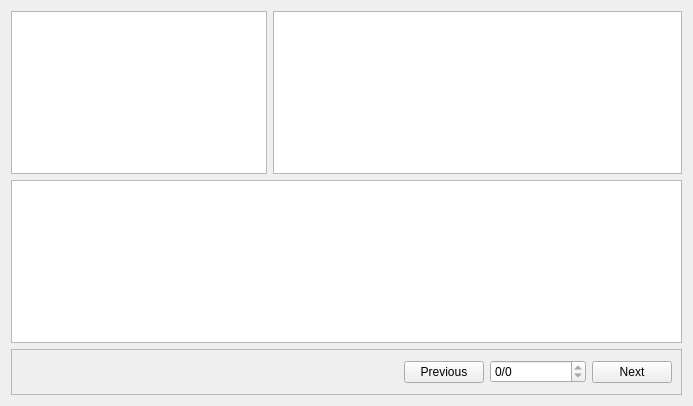
daqt/daqt, file ui/widgets/ConnectionTab.ui: the form before one commit.
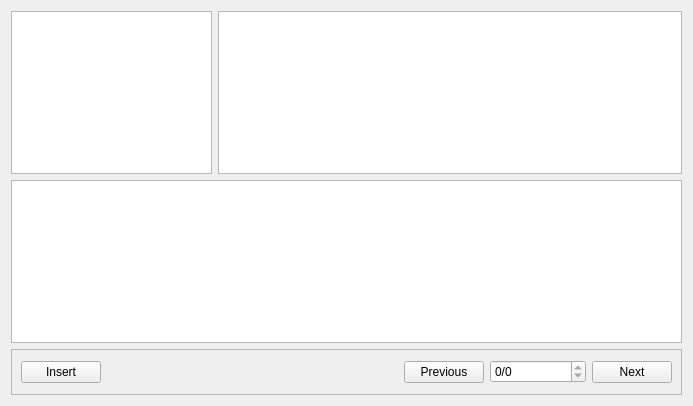
The form after the commit.

Patch:
```diff
--- a/ui/widgets/ConnectionTab.ui
+++ b/ui/widgets/ConnectionTab.ui
@@ -62,6 +62,13 @@
       <enum>QFrame::Raised</enum>
      </property>
      <layout class="QHBoxLayout" name="horizontalLayout">
+      <item>
+       <widget class="QPushButton" name="buttonInsert">
+        <property name="text">
+         <string>Insert</string>
+        </property>
+       </widget>
+      </item>
       <item>
        <spacer name="horizontalSpacer">
         <property name="orientation">
```
